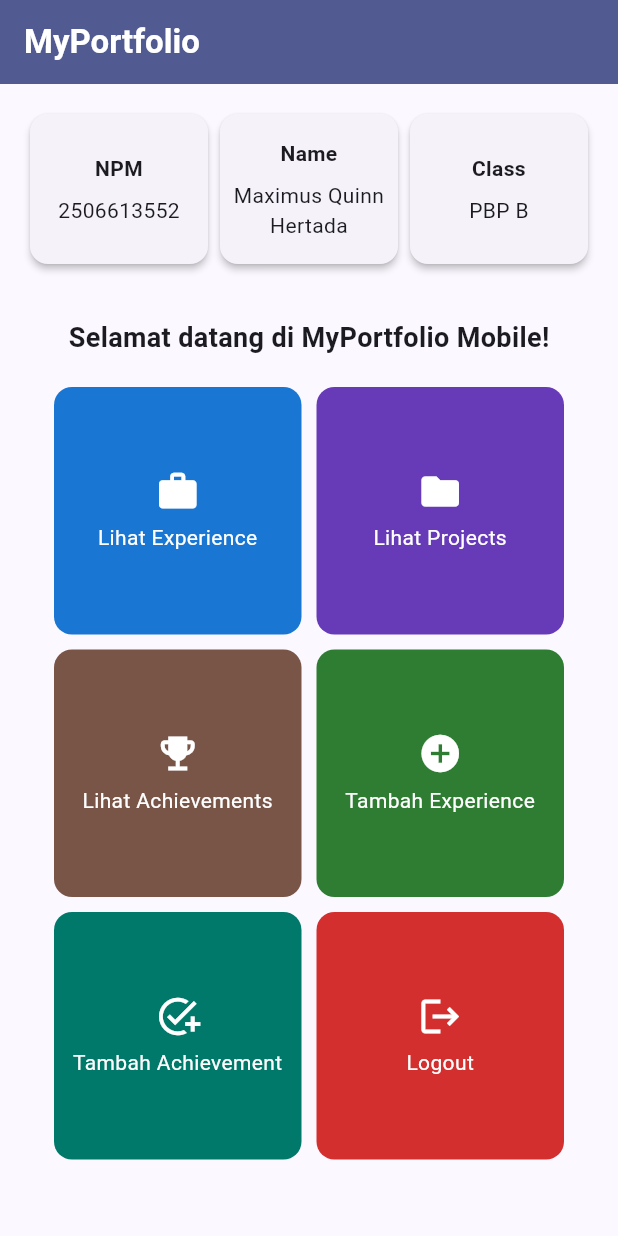
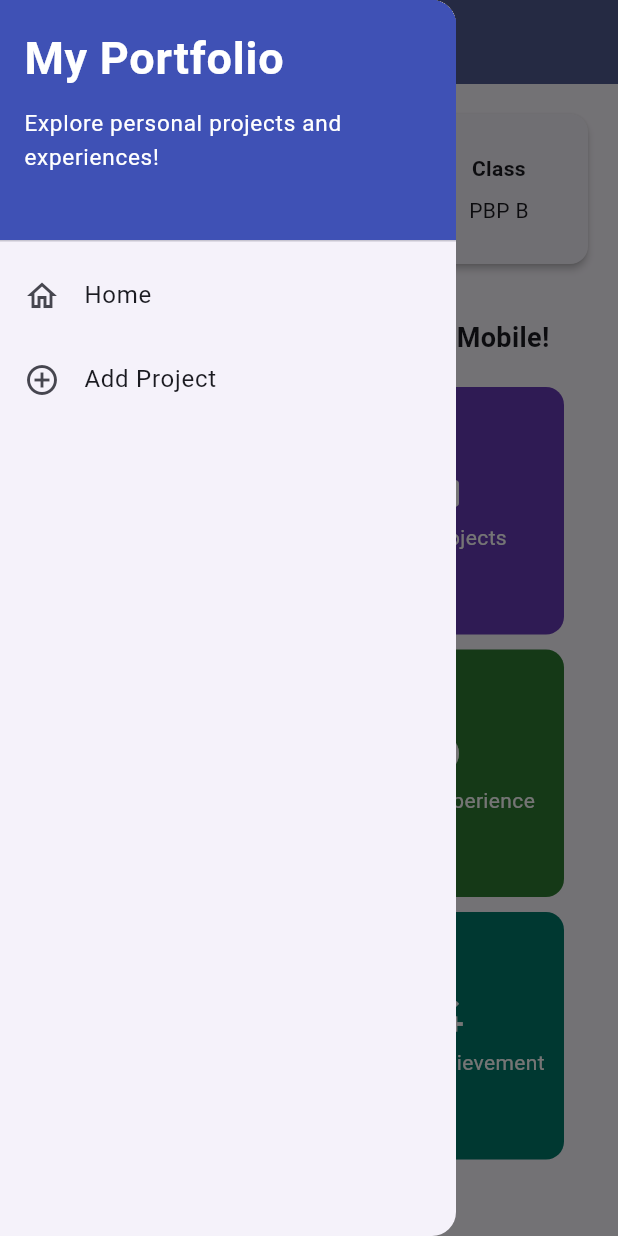
Before and after one commit to MaxKwen/MaxPorto_mobile, a Flutter app: the screen it shows after launch, with the side drawer open (before the commit the screen has no drawer), on a phone screen of 412 x 824 dp. Run offline on Flutter 3.47's test engine with Material 3 defaults, Android fonts, the phone set to English and light mode, and no system bars; our stand-ins replace material_ui.

Commit message:
feat: add drawer navigation, project form, and screens/widgets structure (Tutorial 9)

```diff
--- a/lib/main.dart
+++ b/lib/main.dart
@@ -1,5 +1,5 @@
-import 'package:flutter/material.dart';
-import 'package:maxporto_mobile/menu.dart';
+import 'package:material_ui/material_ui.dart';
+import 'package:maxporto_mobile/screens/menu.dart';
 
 void main() {
   runApp(const MyApp());
--- a/lib/models/item_homepage.dart
+++ b/lib/models/item_homepage.dart
@@ -1,4 +1,4 @@
-import 'package:flutter/material.dart';
+import 'package:material_ui/material_ui.dart';
 
 /// Data satu tombol aksi di halaman utama.
 ///
--- a/lib/menu.dart
+++ b/lib/screens/menu.dart
@@ -1,7 +1,8 @@
-import 'package:flutter/material.dart';
+import 'package:material_ui/material_ui.dart';
 import 'package:maxporto_mobile/models/item_homepage.dart';
 import 'package:maxporto_mobile/widgets/info_card.dart';
-import 'package:maxporto_mobile/widgets/item_card.dart';
+import 'package:maxporto_mobile/widgets/left_drawer.dart';
+import 'package:maxporto_mobile/widgets/project_card.dart';
 
 /// Halaman utama: identitas pemilik dan menu aksi portofolio.
 class MyHomePage extends StatelessWidget {
@@ -17,6 +18,11 @@ class MyHomePage extends StatelessWidget {
     ItemHomepage("Lihat Projects", Icons.folder, Colors.deepPurple),
     ItemHomepage("Lihat Achievements", Icons.emoji_events, Colors.brown),
     ItemHomepage("Tambah Experience", Icons.add_circle, Colors.green.shade800),
+    ItemHomepage(
+      "Tambah Project",
+      Icons.create_new_folder,
+      Colors.orange.shade900,
+    ),
     ItemHomepage("Tambah Achievement", Icons.add_task, Colors.teal.shade700),
     ItemHomepage("Logout", Icons.logout, Colors.red.shade700),
   ];
@@ -40,7 +46,10 @@ class MyHomePage extends StatelessWidget {
           style: TextStyle(color: Colors.white, fontWeight: FontWeight.bold),
         ),
         backgroundColor: Theme.of(context).colorScheme.primary,
+        // Ikon hamburger drawer ikut berwarna putih seperti judul.
+        iconTheme: const IconThemeData(color: Colors.white),
       ),
+      drawer: const LeftDrawer(),
       // Body dapat di-scroll agar tidak overflow pada layar pendek.
       body: SingleChildScrollView(
         padding: const EdgeInsets.all(16.0),
--- a/lib/widgets/info_card.dart
+++ b/lib/widgets/info_card.dart
@@ -1,4 +1,4 @@
-import 'package:flutter/material.dart';
+import 'package:material_ui/material_ui.dart';
 
 /// Kartu identitas pemilik portofolio, misalnya NPM, nama, atau kelas.
 class InfoCard extends StatelessWidget {
--- /dev/null
+++ b/lib/widgets/left_drawer.dart
@@ -0,0 +1,63 @@
+import 'package:material_ui/material_ui.dart';
+import 'package:maxporto_mobile/screens/menu.dart';
+import 'package:maxporto_mobile/screens/project_form.dart';
+
+/// Drawer navigasi yang dipakai bersama oleh halaman utama dan halaman form.
+class LeftDrawer extends StatelessWidget {
+  const LeftDrawer({super.key});
+
+  @override
+  Widget build(BuildContext context) {
+    return Drawer(
+      child: ListView(
+        children: [
+          const DrawerHeader(
+            decoration: BoxDecoration(color: Colors.indigo),
+            child: Column(
+              crossAxisAlignment: CrossAxisAlignment.start,
+              children: [
+                Text(
+                  'My Portfolio',
+                  style: TextStyle(
+                    fontSize: 30,
+                    fontWeight: FontWeight.bold,
+                    color: Colors.white,
+                  ),
+                ),
+                SizedBox(height: 10),
+                Text(
+                  'Explore personal projects and experiences!',
+                  style: TextStyle(fontSize: 15, color: Colors.white),
+                ),
+              ],
+            ),
+          ),
+          ListTile(
+            leading: const Icon(Icons.home_outlined),
+            title: const Text('Home'),
+            // pushReplacement mengganti halaman teratas, sehingga berpindah
+            // lewat drawer tidak menumpuk halaman di stack Navigator.
+            onTap: () {
+              Navigator.pushReplacement(
+                context,
+                MaterialPageRoute(builder: (context) => MyHomePage()),
+              );
+            },
+          ),
+          ListTile(
+            leading: const Icon(Icons.add_circle_outline),
+            title: const Text('Add Project'),
+            onTap: () {
+              Navigator.pushReplacement(
+                context,
+                MaterialPageRoute(
+                  builder: (context) => const ProjectFormPage(),
+                ),
+              );
+            },
+          ),
+        ],
+      ),
+    );
+  }
+}
--- a/lib/widgets/item_card.dart
+++ b/lib/widgets/project_card.dart
@@ -1,7 +1,9 @@
-import 'package:flutter/material.dart';
+import 'package:material_ui/material_ui.dart';
 import 'package:maxporto_mobile/models/item_homepage.dart';
+import 'package:maxporto_mobile/screens/project_form.dart';
 
-/// Kartu tombol aksi berwarna yang menampilkan SnackBar saat ditekan.
+/// Kartu tombol aksi berwarna yang menampilkan SnackBar saat ditekan dan
+/// membuka halaman yang sesuai untuk tombol yang sudah punya halaman.
 class ItemCard extends StatelessWidget {
   /// Data tombol: label, ikon, dan warna latar.
   final ItemHomepage item;
@@ -25,6 +27,15 @@ class ItemCard extends StatelessWidget {
                 content: Text("Kamu telah menekan tombol ${item.name}!"),
               ),
             );
+
+          // push menumpuk halaman form di atas menu, sehingga tombol Back
+          // sistem/browser kembali ke halaman menu.
+          if (item.name == "Tambah Project") {
+            Navigator.push(
+              context,
+              MaterialPageRoute(builder: (context) => const ProjectFormPage()),
+            );
+          }
         },
         child: Container(
           padding: const EdgeInsets.all(8),
--- a/pubspec.yaml
+++ b/pubspec.yaml
@@ -34,6 +34,7 @@ dependencies:
   # The following adds the Cupertino Icons font to your application.
   # Use with the CupertinoIcons class for iOS style icons.
   cupertino_icons: ^1.0.8
+  material_ui: ^1.11.1
 
 dev_dependencies:
   flutter_test:
```
Also changed, not shown: lib/screens/project_form.dart (added, +218 -0 lines), pubspec.lock, 2 other files.
